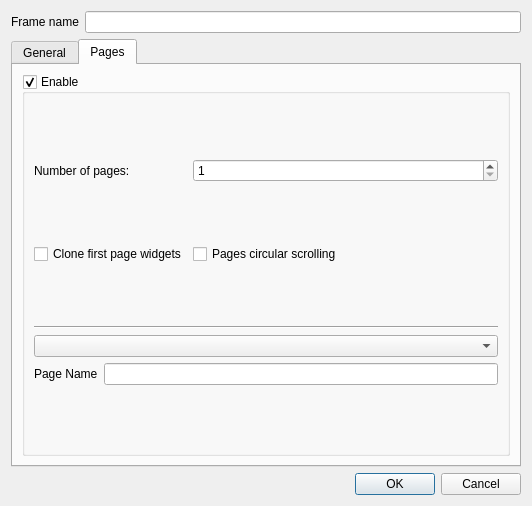
filipolszewsk/qlcplus, file ui/src/virtualconsole/vcframeproperties.ui: the form before one commit.
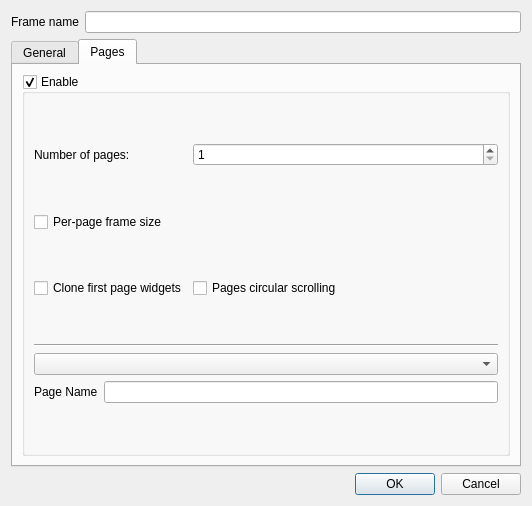
The form after the commit. The open tabs and pages were chosen to show the change.

Commit message:
VCFrame: wire per-page size checkbox in properties dialog
Connect the per-page size checkbox to read/write the VCFrame property,
allowing users to toggle per-page frame sizing from the properties UI.

The edit to the form file:
```diff
--- a/ui/src/virtualconsole/vcframeproperties.ui
+++ b/ui/src/virtualconsole/vcframeproperties.ui
@@ -194,6 +194,13 @@
             </property>
            </widget>
           </item>
+          <item row="2" column="0" colspan="3">
+           <widget class="QCheckBox" name="m_perPageSizeCheck">
+            <property name="text">
+             <string>Per-page frame size</string>
+            </property>
+           </widget>
+          </item>
           <item row="4" column="0" colspan="3">
            <layout class="QVBoxLayout" name="m_extInputPages"/>
           </item>
```
The commit also changes 1 other file.
